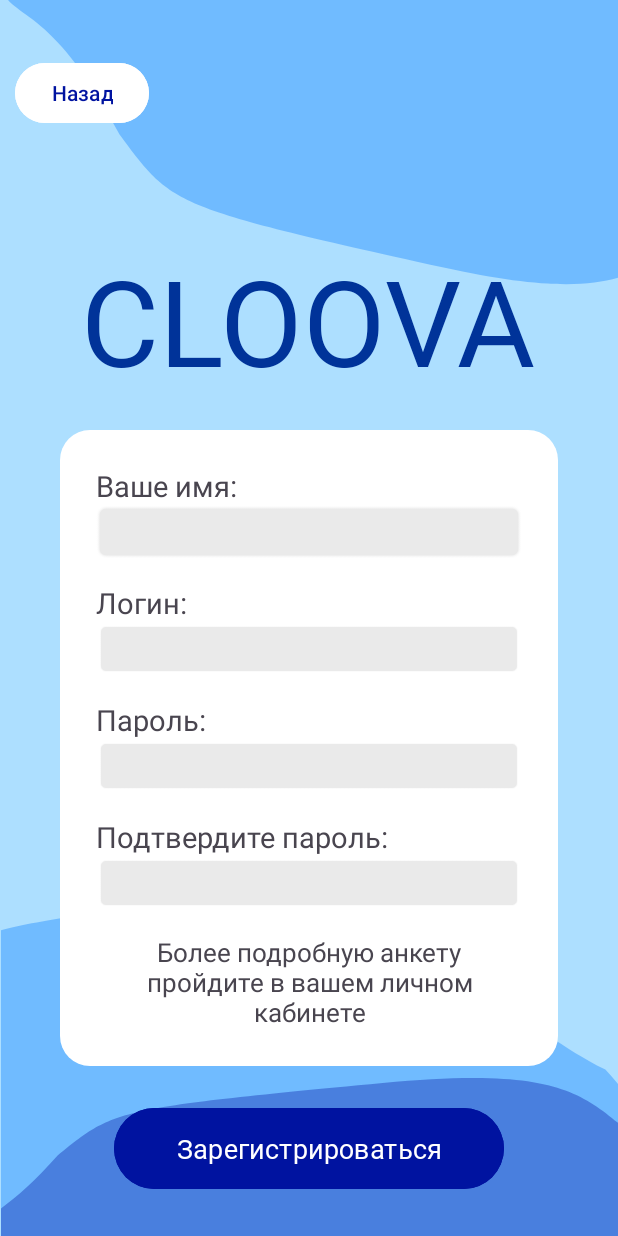
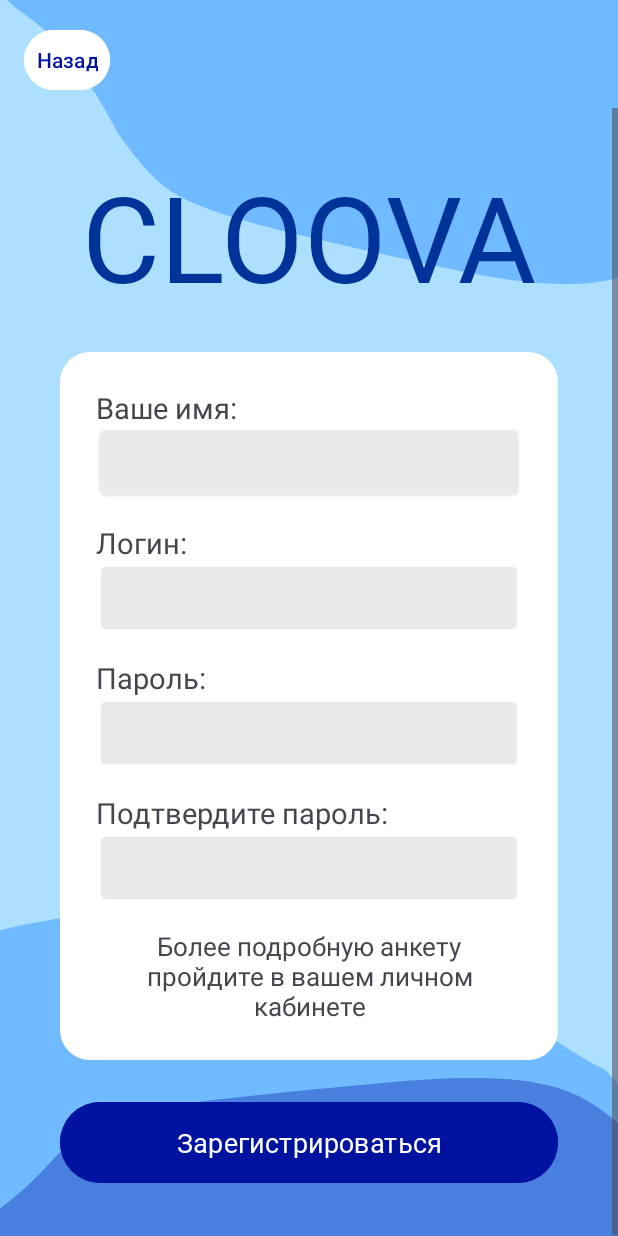
Before and after one commit to KOMAHDA/Cloova, an Android app: the RegistrationActivity screen opened directly, with no data from a screen before it, on a phone screen of 412 x 824 dp. Run offline under Robolectric (Android 15) with nearby library versions, the phone set to English and light mode, and no system bars; Roboto replaces fonts that are not available here.

Commit message:
Небольшие правки

```diff
--- a/app/src/main/java/com/example/cloova/RegistrationActivity.java
+++ b/app/src/main/java/com/example/cloova/RegistrationActivity.java
@@ -27,7 +27,7 @@ public class RegistrationActivity extends AppCompatActivity {
         passWindow = findViewById(R.id.passwordEditText);
         confirmpassWindow = findViewById(R.id.confirmPasswordEditText);
         registrationButton = findViewById(R.id.registerButton);
-        name = findViewById(R.id.name);
+        name = findViewById(R.id.nameEditText);
 
         registrationButton.setOnClickListener(new View.OnClickListener() {
             @Override
--- a/app/src/main/res/layout/activity_main.xml
+++ b/app/src/main/res/layout/activity_main.xml
@@ -12,13 +12,12 @@
         android:id="@+id/textView"
         android:layout_width="wrap_content"
         android:layout_height="wrap_content"
-        android:layout_marginTop="200dp"
+        android:layout_marginTop="280dp"
         android:fontFamily="@font/marcellus"
         android:text="@string/logo_text"
         android:textColor="@color/blue"
         android:textSize="80sp"
         app:layout_constraintEnd_toEndOf="parent"
-        app:layout_constraintHorizontal_bias="0.494"
         app:layout_constraintStart_toStartOf="parent"
         app:layout_constraintTop_toTopOf="parent" />
 
--- a/app/src/main/res/layout/activity_registration.xml
+++ b/app/src/main/res/layout/activity_registration.xml
@@ -9,67 +9,94 @@
 
     <ImageView
         android:id="@+id/imageView6"
-        android:layout_width="wrap_content"
+        android:layout_width="0dp"
         android:layout_height="wrap_content"
+        android:adjustViewBounds="true"
+        android:scaleType="centerCrop"
         android:src="@drawable/svetli_3"
         app:layout_constraintEnd_toEndOf="parent"
         app:layout_constraintStart_toStartOf="parent"
-        app:layout_constraintTop_toTopOf="parent" />
+        app:layout_constraintTop_toTopOf="parent"
+        android:contentDescription="@null"/>
 
     <ImageView
         android:id="@+id/imageView7"
-        android:layout_width="wrap_content"
+        android:layout_width="0dp"
         android:layout_height="wrap_content"
+        android:adjustViewBounds="true"
+        android:scaleType="centerCrop"
         android:src="@drawable/svetli_3_snizu"
         app:layout_constraintBottom_toBottomOf="parent"
         app:layout_constraintEnd_toEndOf="parent"
-        app:layout_constraintStart_toStartOf="parent" />
+        app:layout_constraintStart_toStartOf="parent"
+        android:contentDescription="@null"/>
 
     <ImageView
         android:id="@+id/imageView8"
+        android:layout_width="0dp"
+        android:layout_height="wrap_content"
+        android:adjustViewBounds="true"
+        android:scaleType="centerCrop"
+        android:src="@drawable/temni_3_snizu"
+        app:layout_constraintBottom_toBottomOf="parent"
+        app:layout_constraintEnd_toEndOf="parent"
+        app:layout_constraintStart_toStartOf="parent"
+        android:contentDescription="@null"/>
+
+    <Button
+        android:id="@+id/gobackbutton"
         android:layout_width="wrap_content"
         android:layout_height="wrap_content"
-        android:src="@drawable/temni_3_snizu"
-        app:layout_constraintBottom_toBottomOf="@+id/imageView7"
+        android:layout_marginStart="16dp"
+        android:layout_marginTop="16dp"
+        android:minWidth="48dp"
+        android:minHeight="48dp"
+        android:padding="8dp"
+        android:backgroundTint="@android:color/white"
+        android:text="@string/strelka"
+        android:textColor="@color/blue"
+        app:layout_constraintStart_toStartOf="parent"
+        app:layout_constraintTop_toTopOf="parent"
+        android:contentDescription="@string/strelka"/>
+
+    <ScrollView
+        android:layout_width="0dp"
+        android:layout_height="0dp"
+        android:fillViewport="true"
+        app:layout_constraintTop_toBottomOf="@+id/gobackbutton"
+        app:layout_constraintBottom_toBottomOf="parent"
+        app:layout_constraintStart_toStartOf="parent"
         app:layout_constraintEnd_toEndOf="parent"
-        app:layout_constraintStart_toStartOf="parent" />
+        android:layout_marginTop="8dp">
+
+
+        <androidx.constraintlayout.widget.ConstraintLayout
+            android:layout_width="match_parent"
+            android:layout_height="wrap_content"
+            android:paddingBottom="32dp">
 
 
             <TextView
                 android:id="@+id/logoTextView"
                 android:layout_width="wrap_content"
                 android:layout_height="wrap_content"
-        android:layout_marginTop="160dp"
+                android:layout_marginTop="32dp"
                 android:fontFamily="@font/marcellus"
                 android:text="@string/logo_text"
                 android:textColor="@color/login_dark_blue"
                 android:textSize="80sp"
                 app:layout_constraintEnd_toEndOf="parent"
-        app:layout_constraintHorizontal_bias="0.494"
                 app:layout_constraintStart_toStartOf="parent"
                 app:layout_constraintTop_toTopOf="parent" />
 
-    <Button
-        android:id="@+id/button4"
-        android:layout_width="wrap_content"
-        android:layout_height="wrap_content"
-        android:layout_marginStart="10dp"
-        android:layout_marginTop="38dp"
-        android:onClick="Back"
-        android:backgroundTint="@color/white"
-        android:text="@string/strelka"
-        android:textColor="@color/blue"
-        app:layout_constraintStart_toStartOf="parent"
-        app:layout_constraintTop_toTopOf="parent"
-        tools:ignore="MissingConstraints" />
 
             <LinearLayout
                 android:id="@+id/inputBox"
                 android:layout_width="0dp"
                 android:layout_height="wrap_content"
                 android:layout_marginStart="40dp"
+                android:layout_marginTop="24dp"
                 android:layout_marginEnd="40dp"
-        android:layout_marginTop="20dp"
                 android:background="@drawable/rounded_white_bg"
                 android:orientation="vertical"
                 android:paddingStart="24dp"
@@ -77,11 +104,8 @@
                 android:paddingEnd="24dp"
                 android:paddingBottom="24dp"
                 app:layout_constraintEnd_toEndOf="parent"
-        app:layout_constraintHorizontal_bias="1.0"
                 app:layout_constraintStart_toStartOf="parent"
-        app:layout_constraintTop_toBottomOf="@+id/logoTextView"
-        tools:layout_editor_absoluteY="283dp">
-        "
+                app:layout_constraintTop_toBottomOf="@+id/logoTextView">
 
                 <LinearLayout
                     android:layout_width="match_parent"
@@ -90,19 +114,22 @@
                     android:orientation="vertical">
 
                     <TextView
+                        android:id="@+id/nameLabel"
                         android:layout_width="wrap_content"
                         android:layout_height="wrap_content"
                         android:text="@string/name"
+                        android:labelFor="@id/nameEditText"
                         android:textSize="19sp" />
 
                     <EditText
-                android:id="@+id/name"
+                        android:id="@+id/nameEditText"
                         android:layout_width="match_parent"
                         android:layout_height="wrap_content"
+                        android:minHeight="48dp"
                         android:background="@android:drawable/editbox_background"
                         android:backgroundTint="@color/login_input_gray"
-                android:inputType="text"
-                android:textSize="17dp" />
+                        android:inputType="textPersonName"
+                        android:textSize="17sp"/>
                 </LinearLayout>
 
                 <LinearLayout
@@ -112,19 +139,22 @@
                     android:orientation="vertical">
 
                     <TextView
+                        android:id="@+id/loginLabel"
                         android:layout_width="wrap_content"
                         android:layout_height="wrap_content"
                         android:text="@string/login_hint"
+                        android:labelFor="@id/loginEditText"
                         android:textSize="19sp" />
 
                     <EditText
                         android:id="@+id/loginEditText"
                         android:layout_width="match_parent"
                         android:layout_height="wrap_content"
+                        android:minHeight="48dp"
                         android:background="@android:drawable/editbox_background"
                         android:backgroundTint="@color/login_input_gray"
                         android:inputType="text"
-                android:textSize="17dp" />
+                        android:textSize="17sp" />
                 </LinearLayout>
 
                 <LinearLayout
@@ -134,19 +164,22 @@
                     android:orientation="vertical">
 
                     <TextView
+                        android:id="@+id/passwordLabel"
                         android:layout_width="wrap_content"
                         android:layout_height="wrap_content"
                         android:text="@string/password_hint"
+                        android:labelFor="@id/passwordEditText"
                         android:textSize="19sp" />
 
                     <EditText
                         android:id="@+id/passwordEditText"
                         android:layout_width="match_parent"
                         android:layout_height="wrap_content"
+                        android:minHeight="48dp"
                         android:background="@android:drawable/editbox_background"
                         android:backgroundTint="@color/login_input_gray"
-                android:inputType="text"
-                android:textSize="17dp" />
+                        android:inputType="textPassword"
+                        android:textSize="17sp" />
                 </LinearLayout>
 
                 <LinearLayout
@@ -156,23 +189,27 @@
                     android:orientation="vertical">
 
                     <TextView
+                        android:id="@+id/confirmPasswordLabel"
                         android:layout_width="wrap_content"
                         android:layout_height="wrap_content"
-                android:text="@string/password_hint_2"
+                        android:text="@string/confirm_password_hint"
+                        android:labelFor="@id/confirmPasswordEditText"
                         android:textSize="19sp" />
 
                     <EditText
                         android:id="@+id/confirmPasswordEditText"
                         android:layout_width="match_parent"
                         android:layout_height="wrap_content"
+                        android:minHeight="48dp"
                         android:background="@android:drawable/editbox_background"
                         android:backgroundTint="@color/login_input_gray"
-                android:inputType="text"
-                android:textSize="17dp" />
+                        android:inputType="textPassword"
+                        android:textSize="17sp" />
                 </LinearLayout>
 
                 <TextView
-            android:layout_width="wrap_content"
+                    android:id="@+id/anketaTextView"
+                    android:layout_width="match_parent"
                     android:layout_height="wrap_content"
                     android:text="@string/anketa"
                     android:textAlignment="center"
@@ -182,7 +219,7 @@
 
             <Button
                 android:id="@+id/registerButton"
-        android:layout_width="260dp"
+                android:layout_width="0dp"
                 android:layout_height="62dp"
                 android:layout_marginStart="40dp"
                 android:layout_marginTop="24dp"
@@ -197,5 +234,8 @@
                 app:layout_constraintStart_toStartOf="parent"
                 app:layout_constraintTop_toBottomOf="@+id/inputBox" />
 
+        </androidx.constraintlayout.widget.ConstraintLayout>
+
+    </ScrollView>
 
 </androidx.constraintlayout.widget.ConstraintLayout>
```
Also changed, not shown: app/src/main/res/layout/activity_login.xml (+59 -43 lines). Lines whose indentation alone changed are shown as unchanged.
